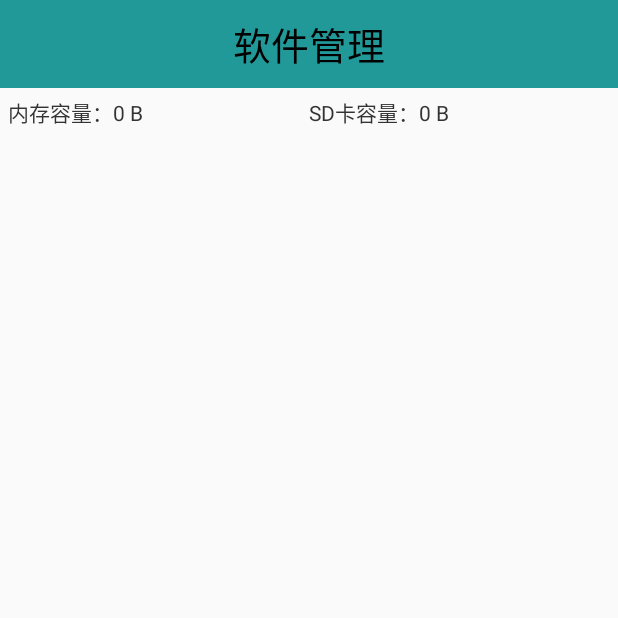
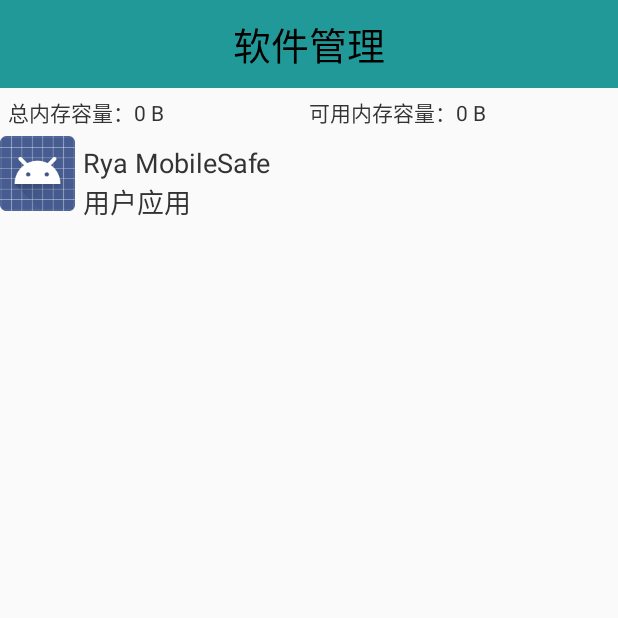
Before and after one commit to RyanYans/RyaMobileSafe, an Android app: the AppManagerActivity screen opened directly, with no data from a screen before it, on a phone screen of 412 x 824 dp, the top half of it. Run offline under Robolectric (Android 15) with nearby library versions, the phone set to English and light mode, and no system bars.

Commit message:
day09 / night - 获取应用软件信息，显示。

```diff
--- a/app/src/main/java/com/rya/ryamobilesafe/activity/AppManagerActivity.java
+++ b/app/src/main/java/com/rya/ryamobilesafe/activity/AppManagerActivity.java
@@ -3,42 +3,79 @@ package com.rya.ryamobilesafe.activity;
 import android.app.Activity;
 import android.os.Bundle;
 import android.os.Environment;
+import android.os.Handler;
+import android.os.Message;
 import android.os.StatFs;
 import android.text.format.Formatter;
+import android.util.Log;
+import android.view.View;
+import android.view.ViewGroup;
+import android.widget.BaseAdapter;
+import android.widget.ImageView;
+import android.widget.ListView;
 import android.widget.TextView;
 
 import com.rya.ryamobilesafe.R;
+import com.rya.ryamobilesafe.db.domain.AppInfo;
+import com.rya.ryamobilesafe.engin.AppInfoProvider;
+
+import java.util.ArrayList;
 
 /**
  * Created by Rya32 on 广东石油化工学院.
  * Version 1.0
  */
 public class AppManagerActivity extends Activity {
+
+    private Handler mHandler = new Handler() {
+        @Override
+        public void handleMessage(Message msg) {
+            super.handleMessage(msg);
+            AppAdapter appAdapter = new AppAdapter();
+            ListView lv_appmanager = (ListView)findViewById(R.id.lv_appmanager);
+            lv_appmanager.setAdapter(appAdapter);
+        }
+    };
+    private ArrayList<AppInfo> appInfoArrayList;
+
     @Override
     protected void onCreate(Bundle savedInstanceState) {
         super.onCreate(savedInstanceState);
         setContentView(R.layout.activity_appmanager);
 
         initTitle();
+
+        initAppList();
+    }
+
+    private void initAppList() {
+        new Thread(new Runnable() {
+            @Override
+            public void run() {
+                appInfoArrayList = AppInfoProvider.getAppInfo(getApplicationContext());
+                mHandler.sendEmptyMessage(0);
+            }
+        }).start();
+
     }
 
     private void initTitle() {
-        String path = Environment.getDataDirectory().getAbsolutePath();
-        String sdpath = Environment.getExternalStorageDirectory().getAbsolutePath();
+        String path = Environment.getDataDirectory().getPath();
+//        String sdpath = Environment.getExternalStorageDirectory().getPath();      高版本sd卡取消概念？
 
+        long tmemory = getTotalSpace(path);
         long memory = getAvilSpace(path);
-        long sdmemory = getAvilSpace(sdpath);
 
         String memorySize = Formatter.formatFileSize(this, memory);
-        String sdMemorySize = Formatter.formatFileSize(this, sdmemory);
+        String sdMemorySize = Formatter.formatFileSize(this, tmemory);
 
-        TextView tv_appmanager_memory = (TextView) findViewById(R.id.tv_appmanager_memory);
-        TextView tv_appmanager_sdmemory = (TextView) findViewById(R.id.tv_appmanager_sdmemory);
+        TextView tv_appmanager_totalmemory = (TextView) findViewById(R.id.tv_appmanager_totalmemory);
+        TextView tv_appmanager_avilmemory = (TextView) findViewById(R.id.tv_appmanager_avilmemory);
 
-        String textMemorySize = tv_appmanager_memory.getText().toString() + memorySize;
-        String textSdMemorySize = tv_appmanager_sdmemory.getText().toString() + sdMemorySize;
-        tv_appmanager_memory.setText(textMemorySize);
-        tv_appmanager_sdmemory.setText(textSdMemorySize);
+        String textMemorySize = tv_appmanager_avilmemory.getText().toString() + memorySize;
+        String textSdMemorySize = tv_appmanager_totalmemory.getText().toString() + sdMemorySize;
+        tv_appmanager_avilmemory.setText(textMemorySize);
+        tv_appmanager_totalmemory.setText(textSdMemorySize);
     }
 
     private long getAvilSpace(String path) {
@@ -48,6 +85,70 @@ public class AppManagerActivity extends Activity {
         //size 返回是byte类型
         long blockSizeLong = statFs.getBlockSizeLong();
 
-        return blockCountLong*blockSizeLong;
+        return blockCountLong * blockSizeLong;
+    }
+
+    private long getTotalSpace(String path) {
+        StatFs statFs = new StatFs(path);
+
+        long blockCountLong = statFs.getBlockCountLong();
+        //size 返回是byte类型
+        long blockSizeLong = statFs.getBlockSizeLong();
+
+        return blockCountLong * blockSizeLong;
+    }
+
+
+    private class AppAdapter extends BaseAdapter {
+
+        @Override
+        public int getCount() {
+            return appInfoArrayList.size();
+        }
+
+        @Override
+        public Object getItem(int position) {
+            return appInfoArrayList.get(position);
+        }
+
+        @Override
+        public long getItemId(int position) {
+            return position;
+        }
+
+        @Override
+        public View getView(int position, View convertView, ViewGroup parent) {
+
+            View view;
+            ViewHolder viewHolder;
+            if (convertView == null) {
+                viewHolder = new ViewHolder();
+                view = View.inflate(getApplicationContext(), R.layout.listview_appmanager_item, null);
+                //必须要通过View去寻到里边的控件
+                viewHolder.iv_item_appmanager = (ImageView) view.findViewById(R.id.iv_item_appmanager);
+                viewHolder.tv_appmanager_name = (TextView) view.findViewById(R.id.tv_appmanager_name);
+                viewHolder.tv_appmanager_path = (TextView) view.findViewById(R.id.tv_appmanager_path);
+
+                view.setTag(viewHolder);
+            } else {
+                view = convertView;
+                viewHolder = (ViewHolder) view.getTag();
+            }
+
+            viewHolder.iv_item_appmanager.setImageDrawable(appInfoArrayList.get(position).getIcon());
+            viewHolder.tv_appmanager_name.setText(appInfoArrayList.get(position).getName());
+            if (appInfoArrayList.get(position).getIsSystem()) {
+                viewHolder.tv_appmanager_path.setText("系统应用");
+            } else {
+                viewHolder.tv_appmanager_path.setText("用户应用");
+            }
+            return view;
+        }
+    }
+
+    static class ViewHolder {
+        ImageView iv_item_appmanager;
+        TextView tv_appmanager_name;
+        TextView tv_appmanager_path;
     }
 }
--- /dev/null
+++ b/app/src/main/java/com/rya/ryamobilesafe/db/domain/AppInfo.java
@@ -0,0 +1,46 @@
+package com.rya.ryamobilesafe.db.domain;
+
+import android.graphics.drawable.Drawable;
+
+/**
+ * Created by Rya32 on 广东石油化工学院.
+ * Version 1.0
+ */
+public class AppInfo {
+    private String name;
+    private String packageName;
+    private Drawable icon;
+    private boolean isSystem;
+
+    public String getName() {
+        return name;
+    }
+
+    public void setName(String name) {
+        this.name = name;
+    }
+
+    public String getPackageName() {
+        return packageName;
+    }
+
+    public void setPackageName(String packageName) {
+        this.packageName = packageName;
+    }
+
+    public Drawable getIcon() {
+        return icon;
+    }
+
+    public void setIcon(Drawable icon) {
+        this.icon = icon;
+    }
+
+    public boolean getIsSystem() {
+        return isSystem;
+    }
+
+    public void setIsSystem(boolean system) {
+        isSystem = system;
+    }
+}
--- /dev/null
+++ b/app/src/main/java/com/rya/ryamobilesafe/engin/AppInfoProvider.java
@@ -0,0 +1,48 @@
+package com.rya.ryamobilesafe.engin;
+
+import android.content.Context;
+import android.content.pm.ApplicationInfo;
+import android.content.pm.PackageInfo;
+import android.content.pm.PackageManager;
+
+import com.rya.ryamobilesafe.db.domain.AppInfo;
+
+import java.util.ArrayList;
+import java.util.List;
+
+/**
+ * Created by Rya32 on 广东石油化工学院.
+ * Version 1.0
+ */
+public class AppInfoProvider {
+    /**
+     * @param context
+     *
+     * 返回AppInfo集合(包括--> 名称、包名、图标、内存、系统/用户应用)
+     */
+    public static ArrayList<AppInfo> getAppInfo(Context context) {
+        ArrayList<AppInfo> appInfoArrayList = new ArrayList<AppInfo>();
+        PackageManager packageManager = context.getPackageManager();
+        List<PackageInfo> applicationInfos =
+                packageManager.getInstalledPackages(PackageManager.COMPONENT_ENABLED_STATE_DEFAULT);
+        for (PackageInfo packageInfo : applicationInfos) {
+            AppInfo appInfo = new AppInfo();
+            ApplicationInfo applicationInfo = packageInfo.applicationInfo;
+            appInfo.setName(applicationInfo.loadLabel(packageManager).toString());
+            appInfo.setPackageName(packageInfo.packageName);
+            appInfo.setIcon(applicationInfo.loadIcon(packageManager));
+
+            if ((applicationInfo.flags & ApplicationInfo.FLAG_SYSTEM) == ApplicationInfo.FLAG_SYSTEM) {
+                // 系统应用
+                appInfo.setIsSystem(true);
+            } else {
+                // 非系统应用
+                appInfo.setIsSystem(false);
+            }
+            appInfoArrayList.add(appInfo);
+        }
+
+        return appInfoArrayList;
+
+    }
+}
--- a/app/src/main/res/layout/activity_appmanager.xml
+++ b/app/src/main/res/layout/activity_appmanager.xml
@@ -14,23 +14,23 @@
 
     <LinearLayout
         android:layout_width="match_parent"
-        android:layout_height="match_parent"
+        android:layout_height="wrap_content"
         android:padding="5dp">
 
         <TextView
-            android:id="@+id/tv_appmanager_memory"
+            android:id="@+id/tv_appmanager_totalmemory"
             android:layout_width="0dp"
             android:layout_height="wrap_content"
             android:layout_weight="1"
-            android:text="内存容量："
+            android:text="总内存容量："
             android:textColor="#333" />
 
         <TextView
-            android:id="@+id/tv_appmanager_sdmemory"
+            android:id="@+id/tv_appmanager_avilmemory"
             android:layout_width="0dp"
             android:layout_height="wrap_content"
             android:layout_weight="1"
-            android:text="SD卡容量："
+            android:text="可用内存容量："
             android:textColor="#333" />
     </LinearLayout>
 
--- /dev/null
+++ b/app/src/main/res/layout/listview_appmanager_item.xml
@@ -0,0 +1,39 @@
+<?xml version="1.0" encoding="utf-8"?>
+<RelativeLayout xmlns:android="http://schemas.android.com/apk/res/android"
+    android:layout_width="match_parent"
+    android:layout_height="match_parent">
+
+    <ImageView
+        android:id="@+id/iv_item_appmanager"
+        android:src="@android:drawable/star_big_on"
+        android:layout_width="50dp"
+        android:layout_height="50dp" />
+
+    <LinearLayout
+        android:layout_toRightOf="@+id/iv_item_appmanager"
+        android:padding="5dp"
+        android:orientation="vertical"
+        android:layout_width="wrap_content"
+        android:layout_height="wrap_content">
+
+        <TextView
+            android:id="@+id/tv_appmanager_name"
+            android:textSize="18sp"
+            android:textColor="#333"
+            android:layout_width="wrap_content"
+            android:layout_height="wrap_content"
+            android:text="软件名称"
+            />
+        <TextView
+            android:id="@+id/tv_appmanager_path"
+            android:textSize="18sp"
+            android:textColor="#333"
+            android:layout_width="wrap_content"
+            android:layout_height="wrap_content"
+            android:text="存储级别"
+            />
+
+    </LinearLayout>
+
+
+</RelativeLayout>
```
